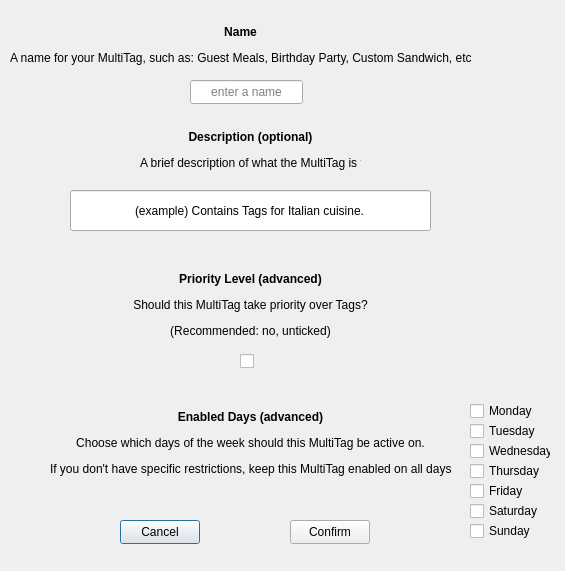
First picture: the form in qtfolder/MealPlanner/createmultitag_basicparams.ui, repository NoorA0/MealPlanner, before the edit.
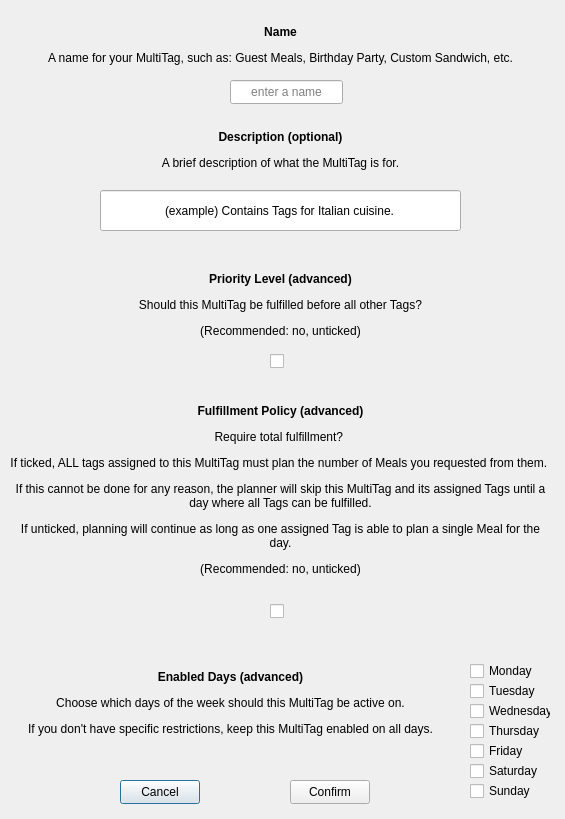
Second picture: the form after the edit.

Commit message: implemented all MultiTag related windows

What changed in the file:
```diff
--- a/qtfolder/MealPlanner/createmultitag_basicparams.ui
+++ b/qtfolder/MealPlanner/createmultitag_basicparams.ui
@@ -7,7 +7,7 @@
     <x>0</x>
     <y>0</y>
     <width>565</width>
-    <height>571</height>
+    <height>819</height>
    </rect>
   </property>
   <property name="windowTitle">
@@ -17,7 +17,7 @@
    <property name="geometry">
     <rect>
      <x>470</x>
-     <y>480</y>
+     <y>740</y>
      <width>78</width>
      <height>22</height>
     </rect>
@@ -30,7 +30,7 @@
    <property name="geometry">
     <rect>
      <x>120</x>
-     <y>520</y>
+     <y>780</y>
      <width>80</width>
      <height>24</height>
     </rect>
@@ -43,7 +43,7 @@
    <property name="geometry">
     <rect>
      <x>470</x>
-     <y>440</y>
+     <y>700</y>
      <width>81</width>
      <height>22</height>
     </rect>
@@ -55,9 +55,9 @@
   <widget class="QLabel" name="label_enabledDays">
    <property name="geometry">
     <rect>
-     <x>50</x>
-     <y>410</y>
-     <width>401</width>
+     <x>10</x>
+     <y>670</y>
+     <width>441</width>
      <height>81</height>
     </rect>
    </property>
@@ -69,7 +69,7 @@
    <property name="geometry">
     <rect>
      <x>470</x>
-     <y>420</y>
+     <y>680</y>
      <width>78</width>
      <height>22</height>
     </rect>
@@ -82,7 +82,7 @@
    <property name="geometry">
     <rect>
      <x>290</x>
-     <y>520</y>
+     <y>780</y>
      <width>80</width>
      <height>24</height>
     </rect>
@@ -94,7 +94,7 @@
   <widget class="QCheckBox" name="checkBox_dependsOnMultiTag">
    <property name="geometry">
     <rect>
-     <x>240</x>
+     <x>270</x>
      <y>350</y>
      <width>21</width>
      <height>22</height>
@@ -108,7 +108,7 @@
    <property name="geometry">
     <rect>
      <x>470</x>
-     <y>500</y>
+     <y>760</y>
      <width>78</width>
      <height>22</height>
     </rect>
@@ -122,7 +122,7 @@
     <rect>
      <x>10</x>
      <y>20</y>
-     <width>461</width>
+     <width>541</width>
      <height>51</height>
     </rect>
    </property>
@@ -134,7 +134,7 @@
    <property name="geometry">
     <rect>
      <x>470</x>
-     <y>460</y>
+     <y>720</y>
      <width>78</width>
      <height>22</height>
     </rect>
@@ -146,7 +146,7 @@
   <widget class="QLineEdit" name="lineEdit_name">
    <property name="geometry">
     <rect>
-     <x>190</x>
+     <x>230</x>
      <y>80</y>
      <width>113</width>
      <height>24</height>
@@ -166,7 +166,7 @@
    <property name="geometry">
     <rect>
      <x>470</x>
-     <y>400</y>
+     <y>660</y>
      <width>78</width>
      <height>22</height>
     </rect>
@@ -178,9 +178,9 @@
   <widget class="QLabel" name="label_description">
    <property name="geometry">
     <rect>
-     <x>140</x>
+     <x>10</x>
      <y>130</y>
-     <width>221</width>
+     <width>541</width>
      <height>41</height>
     </rect>
    </property>
@@ -191,20 +191,20 @@
   <widget class="QLabel" name="label_multitagDependency">
    <property name="geometry">
     <rect>
-     <x>130</x>
+     <x>10</x>
      <y>270</y>
-     <width>241</width>
+     <width>541</width>
      <height>71</height>
     </rect>
    </property>
    <property name="text">
-    <string>&lt;html&gt;&lt;head/&gt;&lt;body&gt;&lt;p align=&quot;center&quot;&gt;&lt;span style=&quot; font-weight:700;&quot;&gt;Priority Level (advanced)&lt;/span&gt;&lt;/p&gt;&lt;p align=&quot;center&quot;&gt;Should this MultiTag take priority over Tags?&lt;/p&gt;&lt;p align=&quot;center&quot;&gt;(Recommended: no, unticked)&lt;/p&gt;&lt;/body&gt;&lt;/html&gt;</string>
+    <string>&lt;html&gt;&lt;head/&gt;&lt;body&gt;&lt;p align=&quot;center&quot;&gt;&lt;span style=&quot; font-weight:700;&quot;&gt;Priority Level (advanced)&lt;/span&gt;&lt;/p&gt;&lt;p align=&quot;center&quot;&gt;Should this MultiTag be fulfilled before all other Tags?&lt;/p&gt;&lt;p align=&quot;center&quot;&gt;(Recommended: no, unticked)&lt;/p&gt;&lt;/body&gt;&lt;/html&gt;</string>
    </property>
   </widget>
   <widget class="QLineEdit" name="lineEdit_description">
    <property name="geometry">
     <rect>
-     <x>70</x>
+     <x>100</x>
      <y>190</y>
      <width>361</width>
      <height>41</height>
@@ -230,7 +230,7 @@
    <property name="geometry">
     <rect>
      <x>470</x>
-     <y>520</y>
+     <y>780</y>
      <width>78</width>
      <height>22</height>
     </rect>
@@ -239,6 +239,35 @@
     <string>Sunday</string>
    </property>
   </widget>
+  <widget class="QLabel" name="label_requireTotalFulfillment">
+   <property name="geometry">
+    <rect>
+     <x>10</x>
+     <y>400</y>
+     <width>541</width>
+     <height>181</height>
+    </rect>
+   </property>
+   <property name="text">
+    <string>&lt;html&gt;&lt;head/&gt;&lt;body&gt;&lt;p align=&quot;center&quot;&gt;&lt;span style=&quot; font-weight:700;&quot;&gt;Fulfillment Policy (advanced)&lt;/span&gt;&lt;/p&gt;&lt;p align=&quot;center&quot;&gt;Require total fulfillment? &lt;/p&gt;&lt;p align=&quot;center&quot;&gt;If ticked, ALL tags assigned to this MultiTag must plan the number of Meals you requested from them. &lt;/p&gt;&lt;p align=&quot;center&quot;&gt;If this cannot be done for any reason, the planner will skip this MultiTag and its assigned Tags until a day where all Tags can be fulfilled.&lt;/p&gt;&lt;p align=&quot;center&quot;&gt;If unticked, planning will continue as long as one assigned Tag is able to plan a single Meal for the day.&lt;/p&gt;&lt;p align=&quot;center&quot;&gt;(Recommended: no, unticked)&lt;/p&gt;&lt;/body&gt;&lt;/html&gt;</string>
+   </property>
+   <property name="wordWrap">
+    <bool>true</bool>
+   </property>
+  </widget>
+  <widget class="QCheckBox" name="checkBox_requireTotalFulfillment">
+   <property name="geometry">
+    <rect>
+     <x>270</x>
+     <y>600</y>
+     <width>21</width>
+     <height>22</height>
+    </rect>
+   </property>
+   <property name="text">
+    <string/>
+   </property>
+  </widget>
  </widget>
  <resources/>
  <connections/>
```
Left out of the diff: 4 changed lines with no effect on the pictures. The commit also changes 19 other files.
